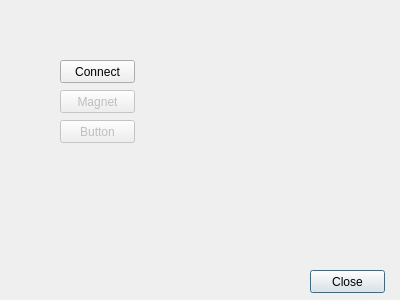
Old version of the form CuteCaspar/RaspberryPIDialog.ui in the repository geertdaelemans/CuteCaspar.
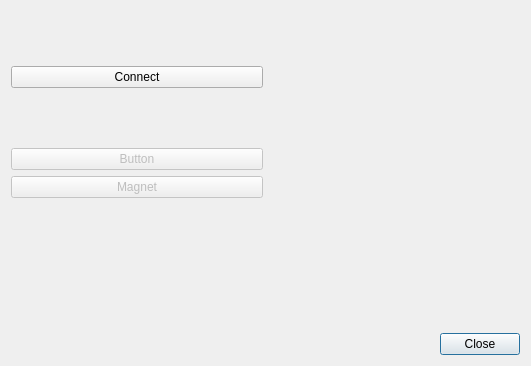
New version of the form. Icons and pictures are not drawn.

Commit message: Cleaned-up the Raspberry PI panel.

The edit to the form file:
```diff
--- a/CuteCaspar/RaspberryPIDialog.ui
+++ b/CuteCaspar/RaspberryPIDialog.ui
@@ -6,118 +6,204 @@
    <rect>
     <x>0</x>
     <y>0</y>
-    <width>400</width>
-    <height>300</height>
+    <width>531</width>
+    <height>366</height>
    </rect>
   </property>
   <property name="windowTitle">
    <string>Raspberry PI</string>
   </property>
-  <widget class="QPushButton" name="btnConnect">
-   <property name="geometry">
-    <rect>
-     <x>60</x>
-     <y>60</y>
-     <width>75</width>
-     <height>23</height>
-    </rect>
-   </property>
-   <property name="focusPolicy">
-    <enum>Qt::NoFocus</enum>
-   </property>
-   <property name="text">
-    <string>Connect</string>
-   </property>
-  </widget>
-  <widget class="QPushButton" name="btnClose">
-   <property name="geometry">
-    <rect>
-     <x>310</x>
-     <y>270</y>
-     <width>75</width>
-     <height>23</height>
-    </rect>
-   </property>
-   <property name="text">
-    <string>Close</string>
-   </property>
-  </widget>
-  <widget class="QLabel" name="lblRaspberryPI">
-   <property name="geometry">
-    <rect>
-     <x>180</x>
-     <y>30</y>
-     <width>201</width>
-     <height>121</height>
-    </rect>
-   </property>
-   <property name="text">
-    <string/>
-   </property>
-   <property name="pixmap">
-    <pixmap resource="images.qrc">:/Images/RASPBERRY_PI_2_B_01.png</pixmap>
-   </property>
-   <property name="scaledContents">
-    <bool>true</bool>
-   </property>
-  </widget>
-  <widget class="QLabel" name="lblButton">
-   <property name="geometry">
-    <rect>
-     <x>70</x>
-     <y>190</y>
-     <width>51</width>
-     <height>51</height>
-    </rect>
-   </property>
-   <property name="text">
-    <string/>
-   </property>
-   <property name="pixmap">
-    <pixmap resource="images.qrc">:/Images/3) Red button Pressed.ico</pixmap>
-   </property>
-   <property name="scaledContents">
-    <bool>true</bool>
-   </property>
-  </widget>
-  <widget class="QPushButton" name="btnMagnet">
-   <property name="enabled">
-    <bool>false</bool>
-   </property>
-   <property name="geometry">
-    <rect>
-     <x>60</x>
-     <y>90</y>
-     <width>75</width>
-     <height>23</height>
-    </rect>
-   </property>
-   <property name="focusPolicy">
-    <enum>Qt::NoFocus</enum>
-   </property>
-   <property name="text">
-    <string>Magnet</string>
-   </property>
-  </widget>
-  <widget class="QPushButton" name="btnButton">
-   <property name="enabled">
-    <bool>false</bool>
-   </property>
-   <property name="geometry">
-    <rect>
-     <x>60</x>
-     <y>120</y>
-     <width>75</width>
-     <height>23</height>
-    </rect>
-   </property>
-   <property name="focusPolicy">
-    <enum>Qt::NoFocus</enum>
-   </property>
-   <property name="text">
-    <string>Button</string>
-   </property>
-  </widget>
+  <property name="windowIcon">
+   <iconset resource="images.qrc">
+    <normaloff>:/Images/Raspi.png</normaloff>:/Images/Raspi.png</iconset>
+  </property>
+  <layout class="QVBoxLayout" name="verticalLayout">
+   <item>
+    <layout class="QHBoxLayout" name="horizontalLayout_2">
+     <item>
+      <layout class="QVBoxLayout" name="verticalLayout_2">
+       <item>
+        <spacer name="verticalSpacer_3">
+         <property name="orientation">
+          <enum>Qt::Vertical</enum>
+         </property>
+         <property name="sizeHint" stdset="0">
+          <size>
+           <width>20</width>
+           <height>40</height>
+          </size>
+         </property>
+        </spacer>
+       </item>
+       <item>
+        <widget class="QPushButton" name="btnConnect">
+         <property name="focusPolicy">
+          <enum>Qt::NoFocus</enum>
+         </property>
+         <property name="text">
+          <string>Connect</string>
+         </property>
+        </widget>
+       </item>
+       <item>
+        <spacer name="verticalSpacer_6">
+         <property name="orientation">
+          <enum>Qt::Vertical</enum>
+         </property>
+         <property name="sizeHint" stdset="0">
+          <size>
+           <width>20</width>
+           <height>40</height>
+          </size>
+         </property>
+        </spacer>
+       </item>
+       <item>
+        <widget class="QPushButton" name="btnButton">
+         <property name="enabled">
+          <bool>false</bool>
+         </property>
+         <property name="focusPolicy">
+          <enum>Qt::NoFocus</enum>
+         </property>
+         <property name="text">
+          <string>Button</string>
+         </property>
+        </widget>
+       </item>
+       <item>
+        <widget class="QPushButton" name="btnMagnet">
+         <property name="enabled">
+          <bool>false</bool>
+         </property>
+         <property name="focusPolicy">
+          <enum>Qt::NoFocus</enum>
+         </property>
+         <property name="text">
+          <string>Magnet</string>
+         </property>
+        </widget>
+       </item>
+       <item>
+        <spacer name="verticalSpacer_4">
+         <property name="orientation">
+          <enum>Qt::Vertical</enum>
+         </property>
+         <property name="sizeHint" stdset="0">
+          <size>
+           <width>20</width>
+           <height>40</height>
+          </size>
+         </property>
+        </spacer>
+       </item>
+       <item>
+        <widget class="QLabel" name="lblButton">
+         <property name="text">
+          <string/>
+         </property>
+         <property name="pixmap">
+          <pixmap resource="images.qrc">:/Images/Red button Pressed.png</pixmap>
+         </property>
+         <property name="scaledContents">
+          <bool>false</bool>
+         </property>
+         <property name="alignment">
+          <set>Qt::AlignCenter</set>
+         </property>
+        </widget>
+       </item>
+       <item>
+        <spacer name="verticalSpacer_5">
+         <property name="orientation">
+          <enum>Qt::Vertical</enum>
+         </property>
+         <property name="sizeHint" stdset="0">
+          <size>
+           <width>20</width>
+           <height>40</height>
+          </size>
+         </property>
+        </spacer>
+       </item>
+      </layout>
+     </item>
+     <item>
+      <layout class="QVBoxLayout" name="verticalLayout_3">
+       <item>
+        <spacer name="verticalSpacer">
+         <property name="orientation">
+          <enum>Qt::Vertical</enum>
+         </property>
+         <property name="sizeHint" stdset="0">
+          <size>
+           <width>20</width>
+           <height>40</height>
+          </size>
+         </property>
+        </spacer>
+       </item>
+       <item>
+        <widget class="QLabel" name="lblRaspberryPI">
+         <property name="text">
+          <string/>
+         </property>
+         <property name="pixmap">
+          <pixmap resource="images.qrc">:/Images/RaspberryPI.png</pixmap>
+         </property>
+         <property name="scaledContents">
+          <bool>false</bool>
+         </property>
+         <property name="wordWrap">
+          <bool>false</bool>
+         </property>
+         <property name="margin">
+          <number>30</number>
+         </property>
+        </widget>
+       </item>
+       <item>
+        <spacer name="verticalSpacer_2">
+         <property name="orientation">
+          <enum>Qt::Vertical</enum>
+         </property>
+         <property name="sizeHint" stdset="0">
+          <size>
+           <width>20</width>
+           <height>40</height>
+          </size>
+         </property>
+        </spacer>
+       </item>
+      </layout>
+     </item>
+    </layout>
+   </item>
+   <item>
+    <layout class="QHBoxLayout" name="horizontalLayout">
+     <item>
+      <spacer name="horizontalSpacer">
+       <property name="orientation">
+        <enum>Qt::Horizontal</enum>
+       </property>
+       <property name="sizeHint" stdset="0">
+        <size>
+         <width>40</width>
+         <height>20</height>
+        </size>
+       </property>
+      </spacer>
+     </item>
+     <item>
+      <widget class="QPushButton" name="btnClose">
+       <property name="text">
+        <string>Close</string>
+       </property>
+      </widget>
+     </item>
+    </layout>
+   </item>
+  </layout>
  </widget>
  <resources>
   <include location="images.qrc"/>
```
The commit also changes 10 other files.
